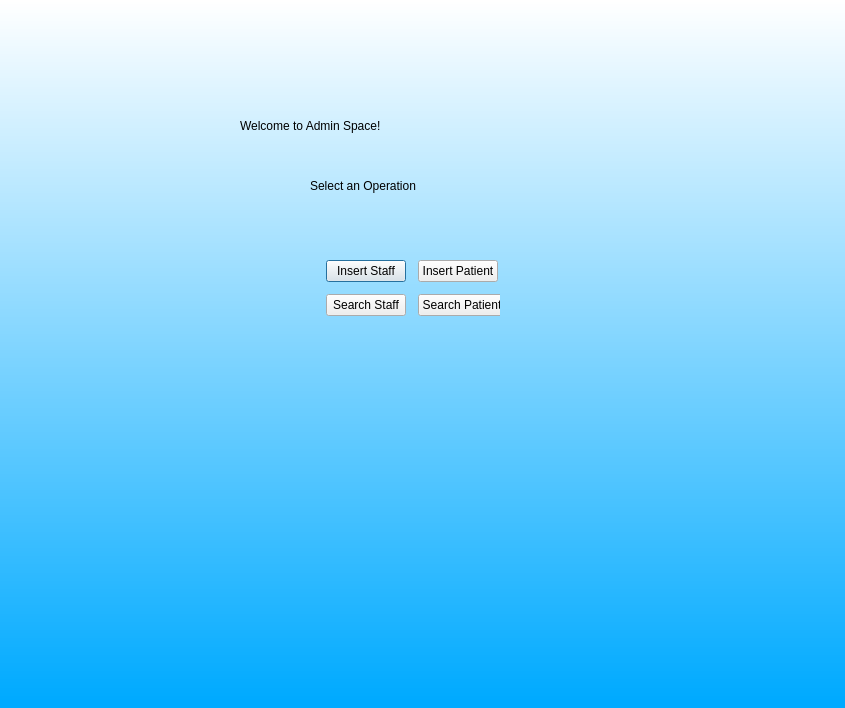
Qt form admin.ui (AlexHarbaugh1/CS499) before a commit.
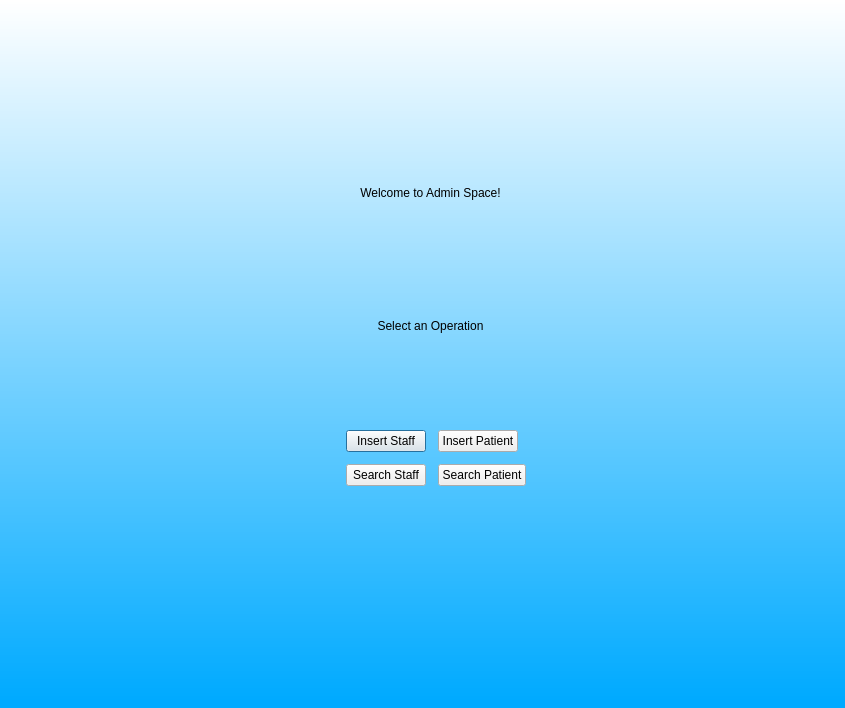
The same form after that commit.

Commit message:
new screens with admin and checkboxes
not too happy with the insert staff/patient screens (i think they're UGLY). some sql stuff still needs to be done, so I need to ask blair for help with that. ask alex for help with a similar screen to the PatientDetails screen for StaffDetails

```diff
--- a/admin.ui
+++ b/admin.ui
@@ -29,12 +29,40 @@
    <widget class="QWidget" name="formLayoutWidget">
     <property name="geometry">
      <rect>
-      <x>320</x>
-      <y>260</y>
-      <width>391</width>
-      <height>241</height>
+      <x>90</x>
+      <y>130</y>
+      <width>681</width>
+      <height>391</height>
      </rect>
     </property>
+    <layout class="QGridLayout" name="gridLayout">
+     <item row="2" column="0">
+      <widget class="QLabel" name="label_2">
+       <property name="styleSheet">
+        <string notr="true">font: 75 16pt &quot;MS Shell Dlg 2&quot;;</string>
+       </property>
+       <property name="text">
+        <string>Select an Operation</string>
+       </property>
+       <property name="alignment">
+        <set>Qt::AlignCenter</set>
+       </property>
+      </widget>
+     </item>
+     <item row="0" column="0">
+      <widget class="QLabel" name="label">
+       <property name="styleSheet">
+        <string notr="true">font: 75 20pt &quot;MS Shell Dlg 2&quot;;</string>
+       </property>
+       <property name="text">
+        <string>Welcome to Admin Space!</string>
+       </property>
+       <property name="alignment">
+        <set>Qt::AlignCenter</set>
+       </property>
+      </widget>
+     </item>
+     <item row="3" column="0">
     <layout class="QFormLayout" name="formLayout">
      <property name="sizeConstraint">
       <enum>QLayout::SetFixedSize</enum>
@@ -86,38 +114,8 @@
       </widget>
      </item>
     </layout>
-   </widget>
-   <widget class="QLabel" name="label">
-    <property name="geometry">
-     <rect>
-      <x>240</x>
-      <y>80</y>
-      <width>381</width>
-      <height>91</height>
-     </rect>
-    </property>
-    <property name="styleSheet">
-     <string notr="true">font: 75 20pt &quot;MS Shell Dlg 2&quot;;</string>
-    </property>
-    <property name="text">
-     <string>Welcome to Admin Space!</string>
-    </property>
-   </widget>
-   <widget class="QLabel" name="label_2">
-    <property name="geometry">
-     <rect>
-      <x>310</x>
-      <y>170</y>
-      <width>241</width>
-      <height>31</height>
-     </rect>
-    </property>
-    <property name="styleSheet">
-     <string notr="true">font: 75 16pt &quot;MS Shell Dlg 2&quot;;</string>
-    </property>
-    <property name="text">
-     <string>Select an Operation</string>
-    </property>
+     </item>
+    </layout>
    </widget>
   </widget>
  </widget>
```
Left out of the diff: 2 changed lines with no effect on the pictures. Lines whose indentation alone changed are shown as unchanged. The commit also changes 3 other files.
